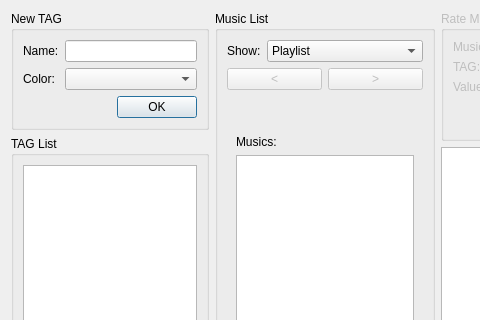
First picture: the form in trunk/src/GerenciamentoTagsWindow.ui, repository andrecaribe/yamo2a, before the edit; both pictures show x 0 to 480 and y 0 to 320 of the 757 by 549 pixel window.
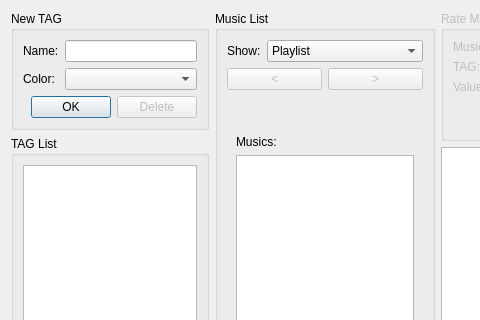
Second picture: the form after the edit. Custom widgets are drawn as their Qt base class.

Patch:
```diff
--- a/trunk/src/GerenciamentoTagsWindow.ui
+++ b/trunk/src/GerenciamentoTagsWindow.ui
@@ -135,6 +135,16 @@
           </property>
          </widget>
         </item>
+        <item>
+         <widget class="QPushButton" name="btnDelete">
+          <property name="enabled">
+           <bool>false</bool>
+          </property>
+          <property name="text">
+           <string>Delete</string>
+          </property>
+         </widget>
+        </item>
        </layout>
       </item>
      </layout>
```
